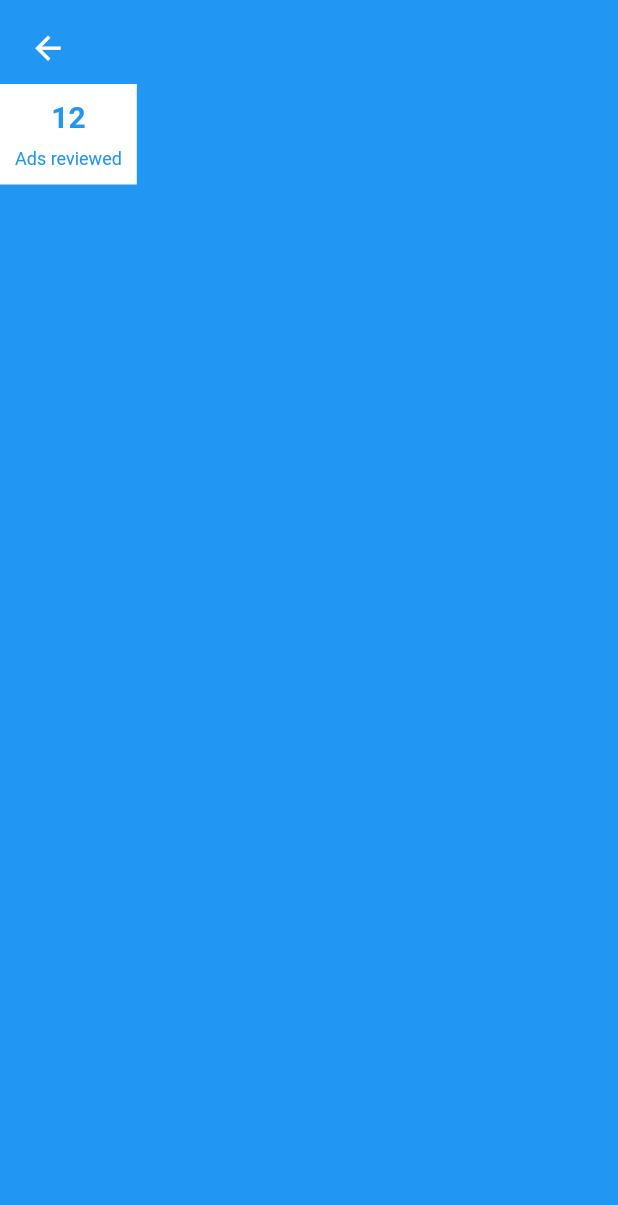
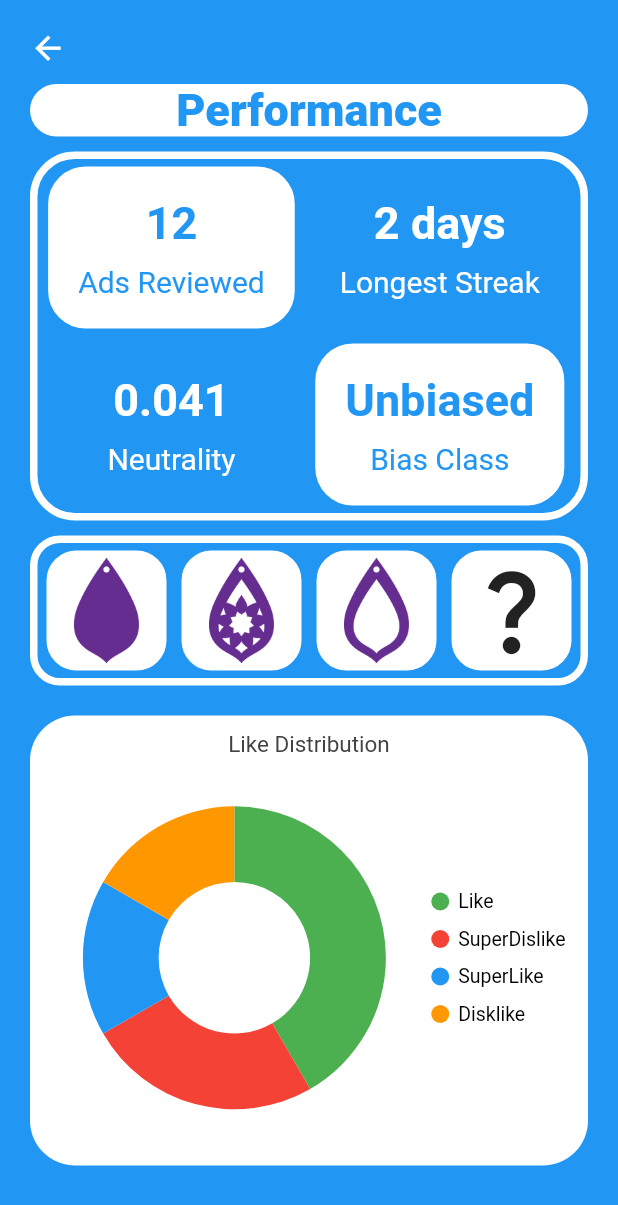
Before and after one commit to mujtabax18/profile_screen, a Flutter app: the screen it shows after launch, on a phone screen of 412 x 824 dp. Shown: the top 1205 px of the screen. Run offline on Flutter 3.47's test engine with Material 2 defaults, Android fonts, the phone set to English and light mode, and no system bars; our stand-ins replace fl_chart, syncfusion_flutter_charts.

Commit message:
added complete performance screen

```diff
--- a/lib/Widgets/SampleChart.dart
+++ b/lib/Widgets/SampleChart.dart
@@ -1,12 +1,12 @@
 import 'package:fl_chart/fl_chart.dart';
 import 'package:flutter/material.dart';
 
-class PerformancePage extends StatefulWidget {
+class SampleChart extends StatefulWidget {
   @override
-  _PerformancePageState createState() => _PerformancePageState();
+  _SampleChartState createState() => _SampleChartState();
 }
 
-class _PerformancePageState extends State<PerformancePage> {
+class _SampleChartState extends State<SampleChart> {
   int count = 0;
   double average = 0;
   double normalizedAverage = 0;
--- /dev/null
+++ b/lib/Widgets/customdoughnutchart.dart
@@ -0,0 +1,51 @@
+import 'package:flutter/material.dart';
+import 'package:syncfusion_flutter_charts/charts.dart';
+import 'package:profile_screen/model/doughnutchartmodel.dart';
+
+class Doughnut_test extends StatefulWidget {
+  Doughnut_test({
+    Key? key,
+    required this.chartData,
+  }) : super(key: key);
+
+  List<DoughnutChartData> chartData;
+  @override
+  State<Doughnut_test> createState() => _Doughnut_testState();
+}
+
+class _Doughnut_testState extends State<Doughnut_test> {
+  late TooltipBehavior _tooltipBehavior;
+
+  @override
+  void initState() {
+    _tooltipBehavior = TooltipBehavior(enable: true);
+    // TODO: implement initState
+    super.initState();
+  }
+
+  @override
+  Widget build(BuildContext context) {
+    return Container(
+      decoration: BoxDecoration(
+        borderRadius: BorderRadius.circular(30),
+        color: Colors.white,
+      ),
+      margin: EdgeInsets.all(20),
+      child: Container(
+          child: SfCircularChart(
+              tooltipBehavior: _tooltipBehavior,
+              title: ChartTitle(
+                text: 'Like Distribution',
+              ),
+              legend: Legend(isVisible: true),
+              series: <CircularSeries>[
+            // Renders doughnut chart
+            DoughnutSeries<DoughnutChartData, String>(
+                dataSource: widget.chartData,
+                pointColorMapper: (DoughnutChartData data, _) => data.color,
+                xValueMapper: (DoughnutChartData data, _) => data.x,
+                yValueMapper: (DoughnutChartData data, _) => data.y)
+          ])),
+    );
+  }
+}
--- /dev/null
+++ b/lib/model/doughnutchartmodel.dart
@@ -0,0 +1,8 @@
+import 'package:flutter/material.dart';
+
+class DoughnutChartData {
+  DoughnutChartData(this.x, this.y, this.color);
+  final String x;
+  final double y;
+  final Color color;
+}
--- a/lib/performance.dart
+++ b/lib/performance.dart
@@ -1,5 +1,8 @@
 import 'package:flutter/material.dart';
 import 'package:profile_screen/Widgets/appbarwidget.dart';
+import 'package:profile_screen/Widgets/SampleChart.dart';
+import 'package:profile_screen/Widgets/customdoughnutchart.dart';
+import 'package:profile_screen/model/doughnutchartmodel.dart';
 
 class Performance extends StatefulWidget {
   const Performance({Key? key}) : super(key: key);
@@ -14,44 +17,74 @@ class _PerformanceState extends State<Performance> {
     return SafeArea(
         child: Scaffold(
       backgroundColor: Colors.blue,
-      body: Column(
+      body: ListView(
         children: [
           AppBarWidgets(
             backFunctionButtonAction: () {},
             editFunctionButtonAction: () {},
             showedit: false,
           ),
-          Row(
-            children: [
           Container(
-                padding: EdgeInsets.all(10),
+            margin: EdgeInsets.symmetric(horizontal: 20),
+            padding: EdgeInsets.symmetric(horizontal: 50),
             decoration: BoxDecoration(
               color: Colors.white,
+              borderRadius: BorderRadius.circular(30),
             ),
-                child: Column(
-                  children: [
-                    Text(
-                      '12',
+            child: Text('Performance',
+                textAlign: TextAlign.center,
                 style: TextStyle(
-                        fontSize: 20,
-                        fontWeight: FontWeight.bold,
                   color: Colors.blue,
-                      ),
+                  fontSize: 30,
+                  fontWeight: FontWeight.w800,
+                )),
           ),
           SizedBox(
             height: 10,
           ),
-                    Text(
-                      'Ads reviewed',
-                      style: TextStyle(
-                        fontSize: 12,
-                        fontWeight: FontWeight.normal,
-                        color: Colors.blue,
+          StatusShowWidget(
+            ads: '12',
+            streak: '2 days',
+            neutrality: '0.041',
+            bias: 'Unbiased',
           ),
+          SizedBox(
+            height: 10,
+          ),
+          Container(
+            margin: EdgeInsets.symmetric(horizontal: 20),
+            decoration: BoxDecoration(
+              borderRadius: BorderRadius.circular(20),
+              border: Border.all(
+                color: Colors.white,
+                width: 5,
+              ),
+            ),
+            child: Row(
+              mainAxisAlignment: MainAxisAlignment.center,
+              mainAxisSize: MainAxisSize.min,
+              children: [
+                AssetBox(
+                  assetImage: 'images/Teardrop_earring-2.png',
+                ),
+                AssetBox(
+                  assetImage: 'images/Teardrop_earring-3.png',
+                ),
+                AssetBox(
+                  assetImage: 'images/Teardrop_earring-5.png',
+                ),
+                AssetBox(
+                  assetImage: '',
                 ),
               ],
             ),
           ),
+          Doughnut_test(
+            chartData: [
+              DoughnutChartData('Like', 5, Colors.green),
+              DoughnutChartData('SuperDislike', 3, Colors.red),
+              DoughnutChartData('SuperLike', 2, Colors.blue),
+              DoughnutChartData('Disklike', 2, Colors.orange),
             ],
           ),
         ],
@@ -59,3 +92,151 @@ class _PerformanceState extends State<Performance> {
     ));
   }
 }
+
+class AssetBox extends StatelessWidget {
+  const AssetBox({
+    this.assetImage: '',
+    super.key,
+  });
+  final String assetImage;
+
+  @override
+  Widget build(BuildContext context) {
+    return Container(
+      margin: EdgeInsets.all(5),
+      decoration: BoxDecoration(
+        color: Colors.white,
+        borderRadius: BorderRadius.circular(20),
+        border: Border.all(color: Colors.white, width: 5),
+      ),
+      child: SizedBox(
+          height: 70,
+          width: 70,
+          child: assetImage == ''
+              ? Icon(
+                  Icons.question_mark,
+                  size: 70,
+                )
+              : Image.asset(
+                  assetImage,
+                )),
+    );
+  }
+}
+
+class StatusShowWidget extends StatelessWidget {
+  const StatusShowWidget({
+    required this.ads,
+    required this.streak,
+    required this.neutrality,
+    required this.bias,
+    super.key,
+  });
+  final String ads;
+  final String streak;
+  final String neutrality;
+  final String bias;
+  @override
+  Widget build(BuildContext context) {
+    return Container(
+      margin: EdgeInsets.symmetric(horizontal: 20),
+      decoration: BoxDecoration(
+          border: Border.all(
+            color: Colors.white,
+            width: 5,
+          ),
+          borderRadius: BorderRadius.circular(30)),
+      child: Row(
+        mainAxisSize: MainAxisSize.min,
+        mainAxisAlignment: MainAxisAlignment.center,
+        children: [
+          Column(
+            children: [
+              StatusInnerWidget(
+                value: ads,
+                name: 'Ads Reviewed',
+              ),
+              StatusInnerWidget(
+                value: neutrality,
+                name: 'Neutrality',
+                bgColor: Colors.blue,
+                txtColor: Colors.white,
+              ),
+            ],
+          ),
+          Column(
+            children: [
+              StatusInnerWidget(
+                value: streak,
+                name: 'Longest Streak',
+                bgColor: Colors.blue,
+                txtColor: Colors.white,
+              ),
+              StatusInnerWidget(
+                value: bias,
+                name: 'Bias Class',
+              ),
+            ],
+          ),
+        ],
+      ),
+    );
+  }
+}
+
+class StatusInnerWidget extends StatelessWidget {
+  const StatusInnerWidget({
+    required this.value,
+    required this.name,
+    this.bgColor: Colors.white,
+    this.borderColor: Colors.blue,
+    this.txtColor: Colors.blue,
+    this.nameFontSize: 20,
+    this.valueFontSize: 30,
+    super.key,
+  });
+  final String value;
+  final String name;
+  final Color txtColor;
+  final Color bgColor;
+  final Color borderColor;
+  final double valueFontSize;
+  final double nameFontSize;
+  @override
+  Widget build(BuildContext context) {
+    return Container(
+      padding: EdgeInsets.all(20),
+      decoration: BoxDecoration(
+        border: Border.all(
+          color: borderColor,
+          width: 5,
+        ),
+        borderRadius: BorderRadius.circular(30),
+        color: bgColor,
+      ),
+      child: Column(
+        children: [
+          Text(
+            value,
+            style: TextStyle(
+              fontSize: valueFontSize,
+              fontWeight: FontWeight.bold,
+              color: txtColor,
+            ),
+          ),
+          SizedBox(
+            height: 10,
+          ),
+          Text(
+            name,
+            style: TextStyle(
+              fontSize: nameFontSize,
+              fontWeight: FontWeight.normal,
+              color: txtColor,
+            ),
+          ),
+        ],
+      ),
+    );
+  }
+}
--- a/pubspec.yaml
+++ b/pubspec.yaml
@@ -37,10 +37,7 @@ dependencies:
   # Use with the CupertinoIcons class for iOS style icons.
   cupertino_icons: ^1.0.2
   fl_chart: ^0.60.0
-  cloud_firestore: ^4.3.1
-  firebase_auth: ^4.2.5
-  intl: ^0.17.0
-  crypto: ^3.0.2
+  syncfusion_flutter_charts: ^20.4.41
 
 dev_dependencies:
   flutter_test:
```
Also changed, not shown: pubspec.lock. Lines whose indentation alone changed are shown as unchanged.
